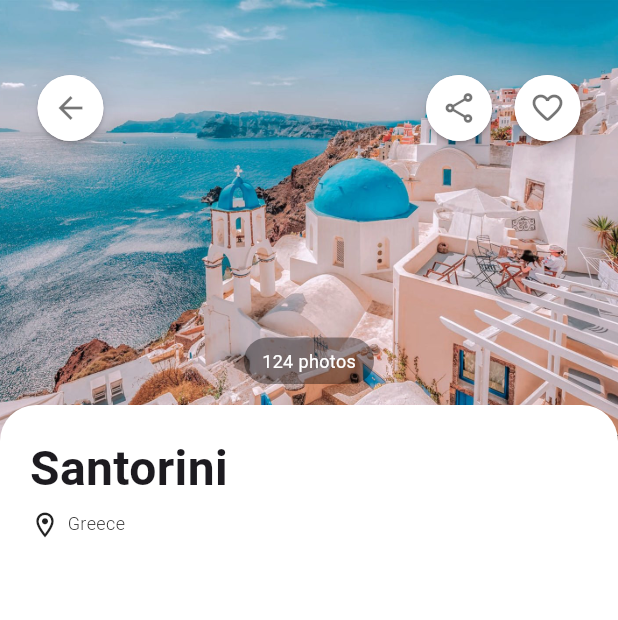
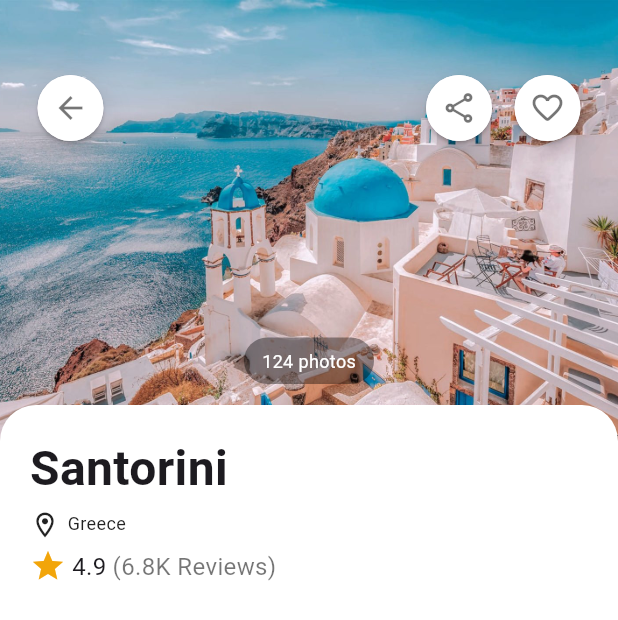
Before and after one commit to AlexEduV/flutter_travel_v2_app, a Flutter app: the DetailsPage screen opened directly with sample values from the repository, on a phone screen of 412 x 824 dp. Shown: the top 620 px of the screen. Run offline on Flutter 3.47's test engine with Material 3 defaults, Android fonts, the phone set to English and light mode, and no system bars; our stand-ins replace gap, go_router.

Commit message:
added stars and reviews to the details page;

```diff
--- a/lib/pages/details_page.dart
+++ b/lib/pages/details_page.dart
@@ -3,9 +3,11 @@ import 'package:flutter_travel_v2_app/model/hotel.dart';
 import 'package:flutter_travel_v2_app/widgets/buttons/circled_button.dart';
 import 'package:flutter_travel_v2_app/widgets/custom_badge.dart';
 import 'package:flutter_travel_v2_app/widgets/hotel_item/location_row.dart';
+import 'package:flutter_travel_v2_app/widgets/hotel_item/stars_row.dart';
 import 'package:flutter_travel_v2_app/widgets/primary_text.dart';
 import 'package:gap/gap.dart';
 import 'package:go_router/go_router.dart';
+import 'package:intl/intl.dart';
 
 class DetailsPage extends StatefulWidget {
   final Hotel hotel;
@@ -140,9 +142,25 @@ class _DetailsPageState extends State<DetailsPage> {
                       ),
                     ),
 
-                    const Gap(15.0),
+                    const Gap(5.0),
 
                     //stars and price row
+                    Padding(
+                      padding: const EdgeInsets.symmetric(horizontal: 20.0),
+                      child: Row(
+                        children: [
+
+                          //stars & reviews
+                          StarsRow(
+                            stars: widget.hotel.stars.toString(),
+                            fontSize: 16,
+                            iconSize: 24,
+                            textColor: null,
+                            reviews: NumberFormat.compact().format(widget.hotel.reviews),
+                          ),
+                        ],
+                      ),
+                    ),
 
                   ],
                 ),
--- a/lib/widgets/hotel_item/location_row.dart
+++ b/lib/widgets/hotel_item/location_row.dart
@@ -34,7 +34,7 @@ class LocationRow extends StatelessWidget {
           style: TextStyle(
             color: color,
             fontSize: fontSize,
-            fontWeight: FontWeight.w300,
+            fontWeight: FontWeight.w400,
           ),
         ),
       ],
--- a/lib/widgets/hotel_item/stars_row.dart
+++ b/lib/widgets/hotel_item/stars_row.dart
@@ -5,11 +5,16 @@ class StarsRow extends StatelessWidget {
   final String stars;
   final double iconSize;
   final double fontSize;
+  final Color? textColor;
+
+  final String? reviews;
 
   const StarsRow({
     required this.stars,
     this.iconSize = 20,
     this.fontSize = 12,
+    this.textColor = Colors.white,
+    this.reviews,
     super.key,
   });
 
@@ -31,7 +36,18 @@ class StarsRow extends StatelessWidget {
           stars,
           style: TextStyle(
             fontSize: fontSize,
-            color: Colors.white,
+            color: textColor,
+          ),
+        ),
+
+        Visibility(
+          visible: reviews != null,
+          child: Text(
+            '($reviews Reviews)',
+            style: TextStyle(
+              fontSize: fontSize,
+              color: Colors.black54,
+            ),
           ),
         ),
 
--- a/pubspec.yaml
+++ b/pubspec.yaml
@@ -35,6 +35,7 @@ dependencies:
   flutter_staggered_grid_view: ^0.7.0
   gap: ^3.0.1
   go_router: ^14.2.0
+  intl: ^0.19.0
 
 dev_dependencies:
   flutter_test:
```
Also changed, not shown: pubspec.lock.
